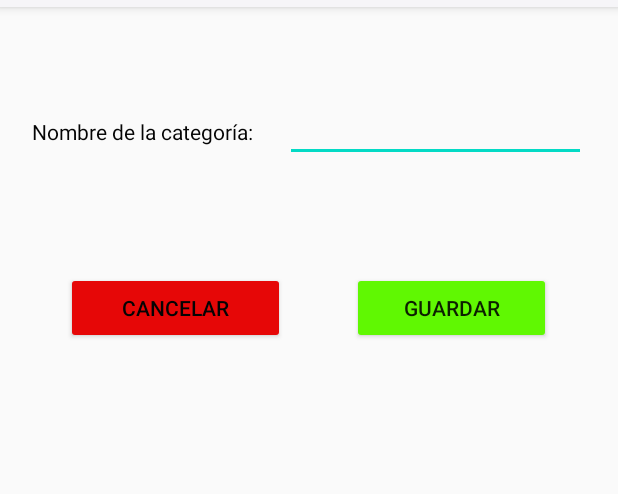
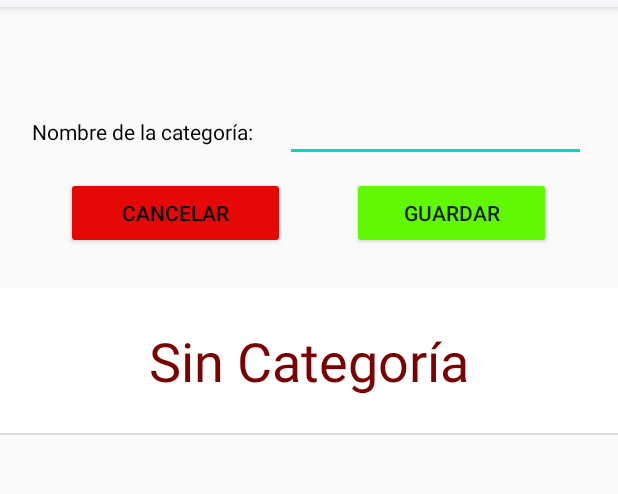
Before and after one commit to SPEKTRE115/ZTOREME_1, an Android app: the ActivityAgregarCategoria screen opened directly, with no data from a screen before it, on a phone screen of 412 x 824 dp, the part 92-586 px from its top. Run offline under Robolectric (Android 15) with nearby library versions, the phone set to English and light mode, and no system bars.

Commit message:
Ya se pueden editar, eliminar y visualizar las categorías.

```diff
--- a/app/src/main/java/com/example/ztoreme_1/categorias/ActivityAgregarCategoria.kt
+++ b/app/src/main/java/com/example/ztoreme_1/categorias/ActivityAgregarCategoria.kt
@@ -6,20 +6,49 @@ import androidx.appcompat.app.AppCompatActivity
 import android.os.Bundle
 import android.widget.Toast
 import androidx.appcompat.app.AlertDialog
+import androidx.core.view.get
 import com.example.ztoreme_1.MainActivity
 import com.example.ztoreme_1.R
 import com.example.ztoreme_1.basedatos.DataBaseHandler
 import kotlinx.android.synthetic.main.activity_agregar.btnCancelar
 import kotlinx.android.synthetic.main.activity_agregar.btnGuardar
 import kotlinx.android.synthetic.main.activity_agregar_categoria.*
+import kotlinx.android.synthetic.main.item_categoria.view.*
+
+var bandera = true
+var nombresito = ""
 
 class ActivityAgregarCategoria : AppCompatActivity() {
     override fun onCreate(savedInstanceState: Bundle?) {
         super.onCreate(savedInstanceState)
         setContentView(R.layout.activity_agregar_categoria)
-        val context = this
 
         val builder = AlertDialog.Builder(this)
+        val context = this
+        val db = DataBaseHandler(context)
+
+        var adaptame = CategoriasAdapter(this, cargaCategorias())
+
+        lista_categorias.adapter = adaptame
+        lista_categorias.setOnItemClickListener{ parent, view, position, id ->
+            builder.setTitle("Opciones de: "+lista_categorias[position].nombreCategoria.text.toString())
+            builder.setMessage("¿Qué deseas hacer con esta categoría?")
+            builder.setNegativeButton("Eliminar", { dialogInterface: DialogInterface, i: Int ->
+                db.eliminarCategoria(lista_categorias[position].nombreCategoria.text.toString())
+                adaptame = CategoriasAdapter(this, cargaCategorias())
+                adaptame.notifyDataSetChanged()
+                lista_categorias.adapter = adaptame
+            })
+            builder.setPositiveButton("Editar", { dialogInterface: DialogInterface, i: Int ->
+                bandera = false
+                edit_nom_categoria.setText(lista_categorias[position].nombreCategoria.text.toString())
+                nombresito = lista_categorias[position].nombreCategoria.text.toString()
+            })
+            builder.setNeutralButton("Cancelar", { dialogInterface: DialogInterface, i: Int ->
+                dialogInterface.dismiss()
+            })
+            builder.show()
+        }
 
         btnCancelar.setOnClickListener({
 
@@ -68,11 +97,18 @@ class ActivityAgregarCategoria : AppCompatActivity() {
                     builder.setTitle("Confirmacion")
                     builder.setMessage("¿Estas seguro de guardar la nueva categoría?")
 
+                    builder.setNeutralButton(null, null)
+
                     builder.setPositiveButton(
                         "Guardar",
                         { dialogInterface: DialogInterface, i: Int ->
 
-                            db.insertarCategoria(categoriaNueva)
+                            if (bandera){
+                                db.insertarCategoria(categoriaNueva)
+                            }else{
+                                db.actualizarCategorias(categoriaNueva, nombresito)
+                                bandera = true
+                            }
                             Toast.makeText(context, "Categoría agregada", Toast.LENGTH_SHORT).show()
                             finish()
                         })
@@ -105,6 +141,21 @@ class ActivityAgregarCategoria : AppCompatActivity() {
         return bandera
     }
 
+    fun cargaCategorias(): MutableList<Categoria>{
+        val context = this
+        val db = DataBaseHandler(context)
+
+        val ob_categorias = db.extraerCategorias()
+
+        val listaCategoria : MutableList<Categoria> = ArrayList()
+
+        for (i in ob_categorias){
+            val categoria = Categoria(i.nombreCategoria)
+            listaCategoria.add(categoria)
+        }
+        return listaCategoria
+    }
+
 
     override fun onBackPressed() {
         val intent = Intent(this, MainActivity::class.java)
--- /dev/null
+++ b/app/src/main/java/com/example/ztoreme_1/categorias/CategoriasAdapter.kt
@@ -0,0 +1,20 @@
+package com.example.ztoreme_1.categorias
+
+import android.content.Context
+import android.view.LayoutInflater
+import android.view.View
+import android.view.ViewGroup
+import android.widget.ArrayAdapter
+import com.example.ztoreme_1.R
+import kotlinx.android.synthetic.main.item_categoria.view.*
+
+
+class CategoriasAdapter(private val mContex: Context, private val listaCategoria: List<Categoria>) : ArrayAdapter<Categoria>(mContex,0, listaCategoria){
+    override fun getView(position: Int, convertView: View?, parent: ViewGroup): View {
+        val layout = LayoutInflater.from(mContex).inflate(R.layout.item_categoria, parent, false)
+        val categoria = listaCategoria[position]
+        layout.nombreCategoria.text = categoria.nombreCategoria
+
+        return layout
+    }
+}
--- a/app/src/main/res/layout/activity_agregar_categoria.xml
+++ b/app/src/main/res/layout/activity_agregar_categoria.xml
@@ -51,7 +51,7 @@
 
         <LinearLayout
             android:layout_width="match_parent"
-            android:layout_height="113dp"
+            android:layout_height="50dp"
             android:orientation="horizontal">
 
             <TextView
@@ -88,8 +88,7 @@
 
         <LinearLayout
             android:layout_width="match_parent"
-            android:layout_height="90dp"
-            android:layout_weight="1"
+            android:layout_height="74dp"
             android:orientation="horizontal">
 
             <TextView
@@ -127,7 +126,15 @@
                 android:layout_width="wrap_content"
                 android:layout_height="wrap_content"
                 android:layout_weight="1" />
+
         </LinearLayout>
+
+        <ListView
+
+            android:id="@+id/lista_categorias"
+            android:layout_width="match_parent"
+            android:layout_height="match_parent"
+            android:cacheColorHint="#FFFFFF" />
 
     </LinearLayout>
 </androidx.constraintlayout.widget.ConstraintLayout>
--- /dev/null
+++ b/app/src/main/res/layout/item_categoria.xml
@@ -0,0 +1,24 @@
+<?xml version="1.0" encoding="utf-8"?>
+<androidx.constraintlayout.widget.ConstraintLayout xmlns:android="http://schemas.android.com/apk/res/android"
+    xmlns:app="http://schemas.android.com/apk/res-auto"
+    xmlns:tools="http://schemas.android.com/tools"
+    android:layout_width="match_parent"
+    android:layout_height="wrap_content"
+    android:background="#FFFFFF">
+
+    <TextView
+        android:id="@+id/nombreCategoria"
+        android:layout_width="wrap_content"
+        android:layout_height="wrap_content"
+        android:layout_marginStart="145dp"
+        android:layout_marginTop="24dp"
+        android:layout_marginEnd="145dp"
+        android:layout_marginBottom="24dp"
+        android:text="TextView"
+        android:textColor="#7A0202"
+        android:textSize="36sp"
+        app:layout_constraintBottom_toBottomOf="parent"
+        app:layout_constraintEnd_toEndOf="parent"
+        app:layout_constraintStart_toStartOf="parent"
+        app:layout_constraintTop_toTopOf="parent" />
+</androidx.constraintlayout.widget.ConstraintLayout>
```
Also changed, not shown: app/src/main/java/com/example/ztoreme_1/basedatos/ConexionBD.kt (+14 -0 lines).
